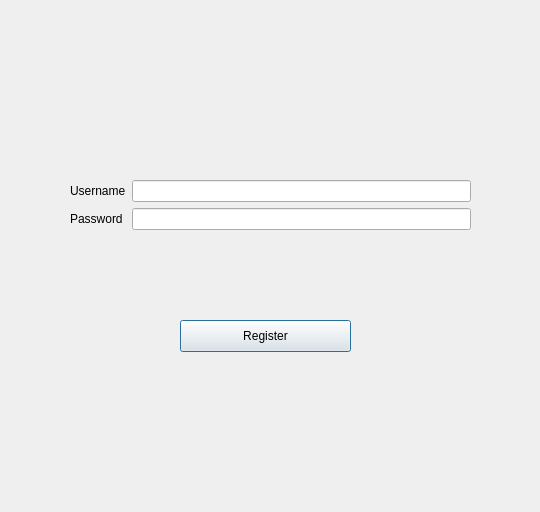
Old version of the form GUIFiles/signup.ui in the repository SammySamer/Distributed-System-Image-Sharing-Platform.
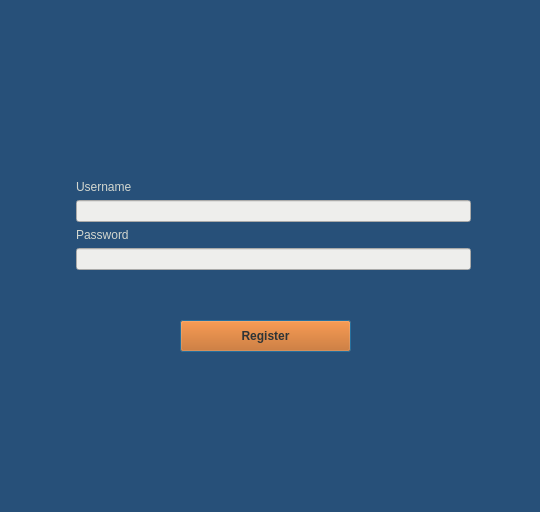
New version of the form.

```diff
--- a/GUIFiles/signup.ui
+++ b/GUIFiles/signup.ui
@@ -13,6 +13,9 @@
   <property name="windowTitle">
    <string>Signup</string>
   </property>
+  <property name="styleSheet">
+   <string notr="true">background-color: rgb(39, 80, 121);</string>
+  </property>
   <widget class="QPushButton" name="registerButton">
    <property name="geometry">
     <rect>
@@ -22,6 +25,19 @@
      <height>32</height>
     </rect>
    </property>
+   <property name="font">
+    <font>
+     <weight>75</weight>
+     <bold>true</bold>
+    </font>
+   </property>
+   <property name="cursor">
+    <cursorShape>PointingHandCursor</cursorShape>
+   </property>
+   <property name="styleSheet">
+    <string notr="true">background-color: rgb(206, 92, 0);
+color: rgb(46, 52, 54);</string>
+   </property>
    <property name="text">
     <string>Register</string>
    </property>
@@ -32,34 +48,51 @@
      <x>70</x>
      <y>180</y>
      <width>401</width>
-     <height>101</height>
+     <height>110</height>
     </rect>
    </property>
    <layout class="QFormLayout" name="formLayout">
-    <item row="0" column="0">
+    <item row="0" column="1">
      <widget class="QLabel" name="label_2">
+      <property name="styleSheet">
+       <string notr="true">background-color: rgb(39, 80, 121);
+color: rgb(211, 215, 207);</string>
+      </property>
       <property name="text">
        <string>Username</string>
       </property>
      </widget>
     </item>
+    <item row="2" column="1">
+     <widget class="QLabel" name="label_3">
+      <property name="styleSheet">
+       <string notr="true">background-color: rgb(39, 80, 121);
+color: rgb(211, 215, 207);</string>
+      </property>
+      <property name="text">
+       <string>Password</string>
+      </property>
+     </widget>
+    </item>
     <item row="1" column="1">
+     <widget class="QLineEdit" name="user">
+      <property name="styleSheet">
+       <string notr="true">background-color: rgb(238, 238, 236);
+color: rgb(20, 20, 20);</string>
+      </property>
+     </widget>
+    </item>
+    <item row="3" column="1">
      <widget class="QLineEdit" name="pass">
+      <property name="styleSheet">
+       <string notr="true">background-color: rgb(238, 238, 236);
+color: rgb(20, 20, 20);</string>
+      </property>
       <property name="echoMode">
        <enum>QLineEdit::Password</enum>
       </property>
      </widget>
     </item>
-    <item row="1" column="0">
-     <widget class="QLabel" name="label_3">
-      <property name="text">
-       <string>Password</string>
-      </property>
-     </widget>
-    </item>
-    <item row="0" column="1">
-     <widget class="QLineEdit" name="user"/>
-    </item>
    </layout>
   </widget>
  </widget>
```
Left out of the diff: 3 changed lines with no effect on the pictures.
